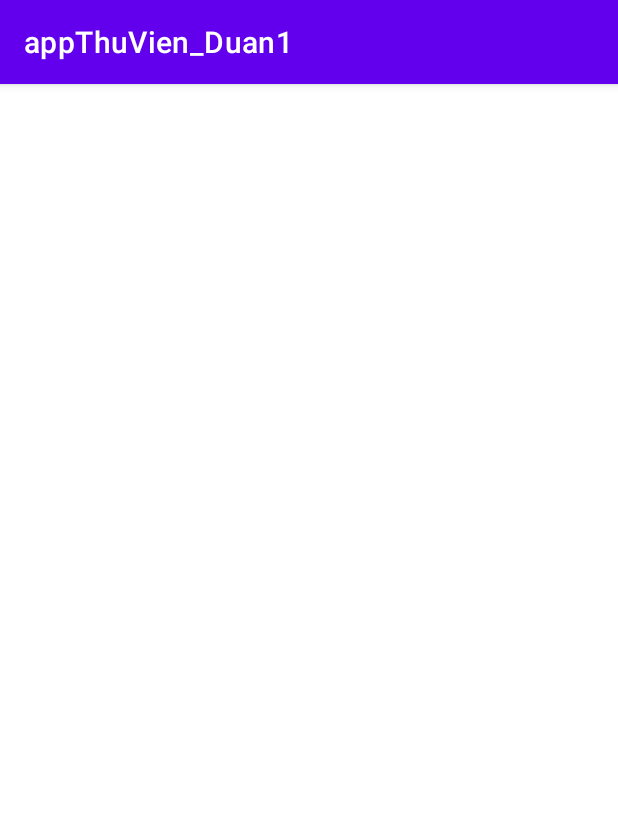
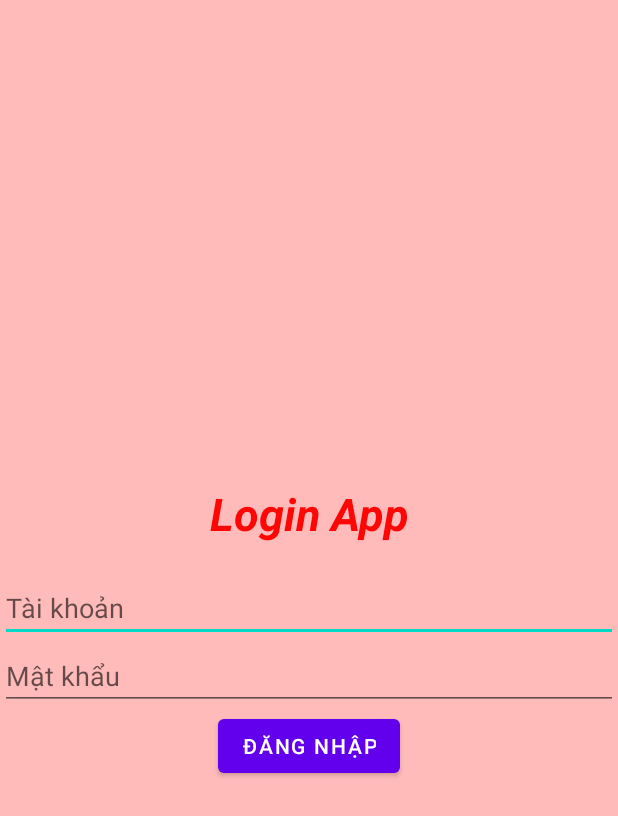
Before and after one commit to southsafe0123/appThuVien_Duan1, an Android app: the screen it shows after launch (MainActivity before the commit, Login_Activity after it), on a phone screen of 412 x 824 dp. Shown: the top 816 px of the screen. Run offline under Robolectric (Android 15) with nearby library versions, the light colour scheme and no system bars.

Commit message:
new_upgrade

```diff
--- a/app/src/main/AndroidManifest.xml
+++ b/app/src/main/AndroidManifest.xml
@@ -14,6 +14,15 @@
         android:theme="@style/Theme.AppThuVien_Duan1"
         tools:targetApi="31">
         <activity
+            android:name=".Login_Activity"
+            android:exported="true">
+            <intent-filter>
+                <action android:name="android.intent.action.MAIN" />
+
+                <category android:name="android.intent.category.LAUNCHER" />
+            </intent-filter>
+        </activity>
+        <activity
             android:name=".MainActivity"
             android:exported="true">
             <intent-filter>
--- /dev/null
+++ b/app/src/main/java/com/teammobile/appthuvien_duan1/Login_Activity.java
@@ -0,0 +1,41 @@
+package com.teammobile.appthuvien_duan1;
+
+import androidx.appcompat.app.AppCompatActivity;
+
+import android.content.Intent;
+import android.os.Bundle;
+import android.view.View;
+import android.widget.Button;
+import android.widget.EditText;
+import android.widget.Toast;
+
+public class Login_Activity extends AppCompatActivity {
+
+	@Override
+	protected void onCreate(Bundle savedInstanceState) {
+		super.onCreate(savedInstanceState);
+		setContentView(R.layout.activity_login);
+
+		EditText edtTaikhoan,edtMatkhau;
+		Button btnDangnhap;
+
+		edtTaikhoan = findViewById(R.id.edtTaikhoan);
+		edtMatkhau = findViewById(R.id.edtMatkhau);
+		btnDangnhap = findViewById(R.id.btnDangnhap);
+
+		btnDangnhap.setOnClickListener(new View.OnClickListener() {
+			@Override
+			public void onClick(View v) {
+				String taikhoan = edtTaikhoan.getText().toString();
+				String matkhau = edtMatkhau.getText().toString();
+				if(taikhoan.equals("admin") && matkhau.equals("123")){
+					Intent intent = new Intent(Login_Activity.this,MainActivity.class);
+					startActivity(intent);
+					Toast.makeText(Login_Activity.this, "Đăng nhập thành công", Toast.LENGTH_SHORT).show();
+				} else{
+					Toast.makeText(Login_Activity.this, "Đăng nhập thất bại", Toast.LENGTH_SHORT).show();
+				}
+			}
+		});
+	}
+}
--- a/app/src/main/java/com/teammobile/appthuvien_duan1/MainActivity.java
+++ b/app/src/main/java/com/teammobile/appthuvien_duan1/MainActivity.java
@@ -9,5 +9,7 @@ public class MainActivity extends AppCompatActivity {
     protected void onCreate(Bundle savedInstanceState) {
         super.onCreate(savedInstanceState);
         setContentView(R.layout.activity_main);
+
+
     }
 }
--- /dev/null
+++ b/app/src/main/res/layout/activity_login.xml
@@ -0,0 +1,46 @@
+<?xml version="1.0" encoding="utf-8"?>
+<LinearLayout xmlns:android="http://schemas.android.com/apk/res/android"
+    xmlns:app="http://schemas.android.com/apk/res-auto"
+    xmlns:tools="http://schemas.android.com/tools"
+    android:layout_width="match_parent"
+    android:layout_height="match_parent"
+    android:background="#FFBABA"
+    android:orientation="vertical"
+    android:gravity="center"
+    tools:context=".Login_Activity">
+
+    <TextView
+        android:textStyle="bold|italic"
+        android:layout_margin="20dp"
+        android:textColor="#FF0505"
+        android:textSize="30dp"
+        android:gravity="center"
+        android:text="Login App"
+        android:layout_width="match_parent"
+        android:layout_height="wrap_content"></TextView>
+
+    <LinearLayout
+        android:orientation="vertical"
+        android:layout_width="match_parent"
+        android:layout_height="wrap_content">
+        <EditText
+            android:hint="Tài khoản"
+            android:id="@+id/edtTaikhoan"
+            android:layout_width="match_parent"
+            android:layout_height="wrap_content"></EditText>
+
+        <EditText
+            android:hint="Mật khẩu"
+            android:id="@+id/edtMatkhau"
+            android:layout_width="match_parent"
+            android:layout_height="wrap_content"></EditText>
+    </LinearLayout>
+
+    <Button
+        android:id="@+id/btnDangnhap"
+        android:text = "Đăng nhập"
+        android:layout_width="wrap_content"
+        android:layout_height="wrap_content"></Button>
+
+
+</LinearLayout>
--- a/app/src/main/res/values-night/themes.xml
+++ b/app/src/main/res/values-night/themes.xml
@@ -1,6 +1,6 @@
 <resources xmlns:tools="http://schemas.android.com/tools">
     <!-- Base application theme. -->
-    <style name="Theme.AppThuVien_Duan1" parent="Theme.MaterialComponents.DayNight.DarkActionBar">
+    <style name="Theme.AppThuVien_Duan1" parent="Theme.MaterialComponents.DayNight.NoActionBar">
         <!-- Primary brand color. -->
         <item name="colorPrimary">@color/purple_200</item>
         <item name="colorPrimaryVariant">@color/purple_700</item>
--- a/app/src/main/res/values/themes.xml
+++ b/app/src/main/res/values/themes.xml
@@ -1,6 +1,6 @@
 <resources xmlns:tools="http://schemas.android.com/tools">
     <!-- Base application theme. -->
-    <style name="Theme.AppThuVien_Duan1" parent="Theme.MaterialComponents.DayNight.DarkActionBar">
+    <style name="Theme.AppThuVien_Duan1" parent="Theme.MaterialComponents.DayNight.NoActionBar">
         <!-- Primary brand color. -->
         <item name="colorPrimary">@color/purple_500</item>
         <item name="colorPrimaryVariant">@color/purple_700</item>
```
